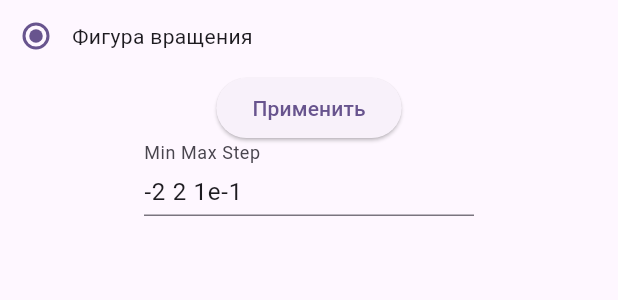
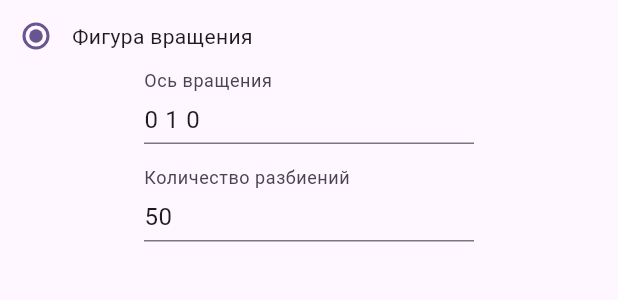
Before and after one commit to nezhinskii/AffineTransformations, a Flutter app: the RFigureRadio widget shown alone on an empty page, opened directly with empty values, on a phone screen of 412 x 824 dp. Shown: the top 300 px of the screen. Run offline on Flutter 3.47's test engine with Material 2 defaults, Android fonts, the phone set to English and light mode, and no system bars; our stand-ins replace audioplayers, bloc, flutter_bloc; missing offline and left inert: dart:ffi.

Commit message:
Finally... curve painter

```diff
--- a/lib/bloc/main_event.dart
+++ b/lib/bloc/main_event.dart
@@ -23,7 +23,8 @@ class PickFunction extends MainEvent {
 
 class PickRFigure extends MainEvent {
   final List<Point3D> points;
-  const PickRFigure(this.points);
+  final String vectorStr, divisionsStr;
+  const PickRFigure(this.points, this.vectorStr, this.divisionsStr);
 }
 
 class RotatePolyhedron extends MainEvent {
@@ -46,3 +47,9 @@ class MirrorPolyhedron extends MainEvent {
   final Planes plane;
   const MirrorPolyhedron(this.plane);
 }
+
+class CurvePanEvent extends MainEvent{
+  final Offset? position;
+  final Size? size;
+  const CurvePanEvent(this.position, [this.size]);
+}
--- a/lib/bloc/main_state.dart
+++ b/lib/bloc/main_state.dart
@@ -43,20 +43,48 @@ class CurveDrawingState extends MainState {
     required super.projection,
     super.message,
     required this.path,
+    required this.points
   });
 
   final Path path;
+  final List<Offset> points;
 
   @override
   CurveDrawingState copyWith({
     Model? model,
     Matrix? projection,
     String? message,
-    Path? path
+    Path? path,
+    List<Offset>? points
   }) => CurveDrawingState(
       model: model ?? this.model,
       projection: projection ?? this.projection,
       message: message,
-      path: path ?? this.path
+      path: path ?? this.path,
+      points: points ?? this.points
   );
 }
+
+class CurveReadyState extends MainState{
+  const CurveReadyState({
+    required super.model,
+    required super.projection,
+    super.message,
+    required this.points
+  });
+
+  final List<Point3D> points;
+
+  @override
+  CurveReadyState copyWith({
+    Model? model,
+    Matrix? projection,
+    String? message,
+    List<Point3D>? points
+  }) => CurveReadyState(
+      model: model ?? this.model,
+      projection: projection ?? this.projection,
+      message: message,
+      points: points ?? this.points
+  );
+}
--- a/lib/widgets/model_picker/rfigure_radio.dart
+++ b/lib/widgets/model_picker/rfigure_radio.dart
@@ -1,5 +1,3 @@
-import 'dart:ffi';
-import 'dart:math';
 
 import 'package:flutter/material.dart';
 import 'package:flutter_bloc/flutter_bloc.dart';
@@ -21,25 +19,18 @@ class RFigureRadio extends StatefulWidget {
 }
 
 class _RFigureRadioState extends State<RFigureRadio> {
-  double _pulse(double x, double z) {
-    var r = x * x + z * z + 1;
-    return 5 * (cos(r) / r + 0.1);
-  }
-
-  double _sqr(double x, double z) {
-    return x * x + z * z - 2;
-  }
-
-  double _trigonometry(double x, double z) {
-    return sin(x) * cos(z);
-  }
-
-  late double Function(double, double) _selectedFunction = _pulse;
-  final _tController = TextEditingController(text: '-2 2 1e-1');
+  final _vectorController = TextEditingController(text: '0 1 0');
+  final _divisionsController = TextEditingController(text: '50');
 
   @override
   Widget build(BuildContext context) {
-    return Column(
+    return BlocListener<MainBloc, MainState>(
+      listener: (context, state) {
+        if (state is CurveReadyState){
+          context.read<MainBloc>().add(PickRFigure(state.points, _vectorController.text, _divisionsController.text));
+        }
+      },
+      child: Column(
         children: [
           Row(
             children: [
@@ -48,7 +39,7 @@ class _RFigureRadioState extends State<RFigureRadio> {
                 groupValue: widget.groupValue,
                 onChanged: (value) {
                   if (widget.value == value) {
-                  context.read<MainBloc>().add(PickRFigure([]));
+                    context.read<MainBloc>().add(const CurvePanEvent(null));
                   }
                   widget.onRadioUpdate(value);
                 },
@@ -56,17 +47,28 @@ class _RFigureRadioState extends State<RFigureRadio> {
               const Text("Фигура вращения"),
             ],
           ),
-        ElevatedButton(onPressed: () {}, child: const Text("Применить")),
+          // ElevatedButton(onPressed: () {}, child: const Text("Применить")),
           SizedBox(
             height: 65,
             width: 220,
             child: TextField(
-            controller: _tController,
+              controller: _vectorController,
               decoration: const InputDecoration(
-                contentPadding: EdgeInsets.zero, label: Text('Min Max Step')),
+                  contentPadding: EdgeInsets.zero, label: Text('Ось вращения')),
             ),
-        )
+          ),
+          SizedBox(
+            height: 65,
+            width: 220,
+            child: TextField(
+              controller: _divisionsController,
+              decoration: const InputDecoration(
+                  contentPadding: EdgeInsets.zero,
+                  label: Text('Количество разбиений')),
+            ),
+          ),
         ],
+      ),
     );
   }
 }
```
Also changed, not shown: lib/bloc/main_bloc.dart (+85 -14 lines), lib/main.dart (+23 -3 lines), lib/painters/app_painter.dart (+9 -12 lines), lib/painters/curve_painter.dart (+24 -1 lines). Lines whose indentation alone changed are shown as unchanged.
